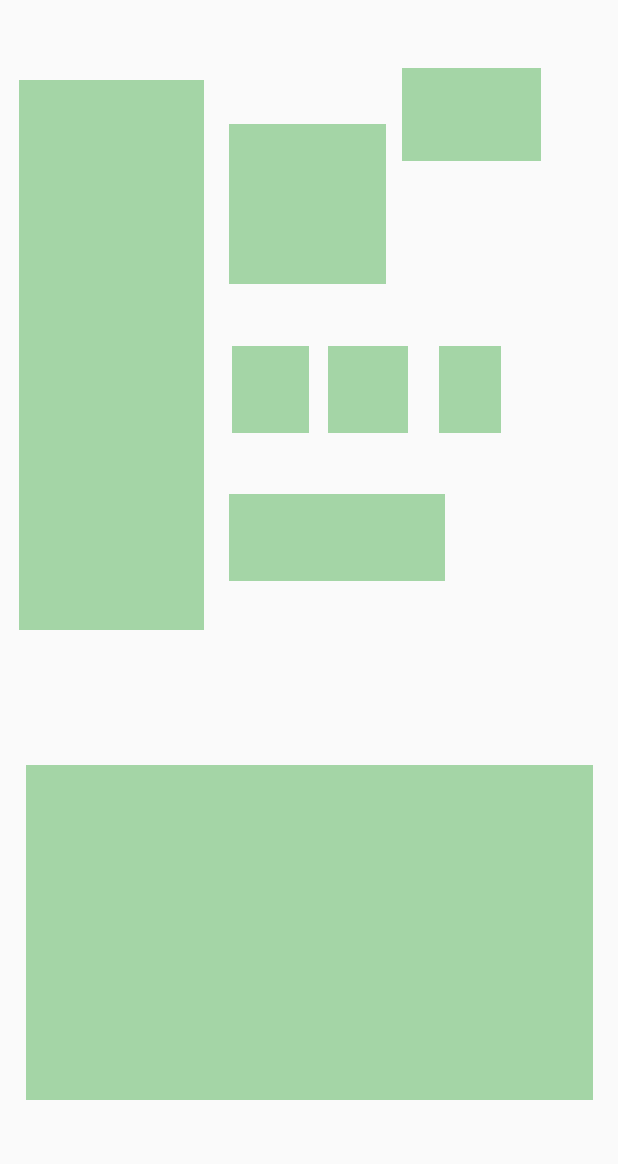
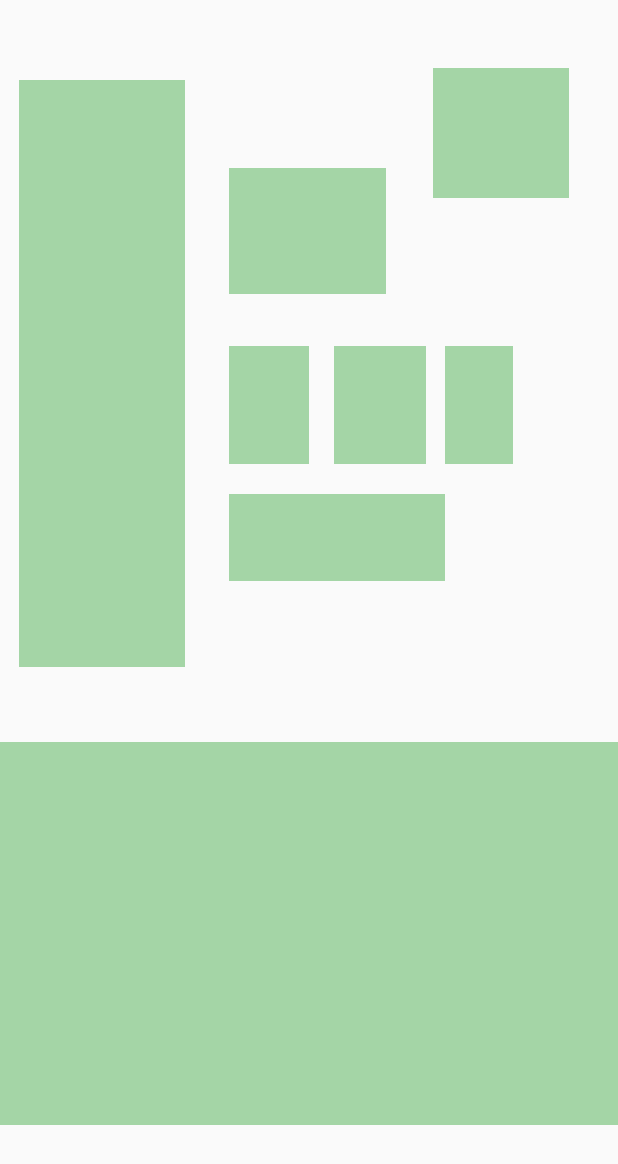
Before and after one commit to jikars/ControlUserGca, an Android app: the layout gosht_citizenship_card_back.xml on its own in the app's theme, with its tools: preview values and no code run, on a phone screen of 412 x 824 dp. Shown: the top 1164 px of the screen. Run offline under Robolectric (Android 15) with nearby library versions, the phone set to English and light mode, and no system bars.

Commit message:
cmambios para la presicion cedula

```diff
--- a/documentcapturepicture/build.gradle
+++ b/documentcapturepicture/build.gradle
@@ -48,6 +48,7 @@ dependencies {
     implementation "org.jetbrains.kotlin:kotlin-reflect:1.3.31"
     implementation 'me.dm7.barcodescanner:zbar:1.9.13'
     implementation 'com.google.zxing:core:3.2.0'
+    implementation 'com.google.android.gms:play-services-vision:11.8.0'
     implementation('com.microblink:pdf417.mobi:7.2.0@aar') {
         transitive = true
     }
--- a/documentcapturepicture/src/main/AndroidManifest.xml
+++ b/documentcapturepicture/src/main/AndroidManifest.xml
@@ -4,6 +4,7 @@
     <uses-permission android:name="android.permission.CAMERA" />
     <uses-feature android:name="android.hardware.camera" />
     <uses-feature android:name="android.hardware.camera.autofocus" />
+    <uses-feature android:name="android.hardware.camera.flash" />
 
     <application>
         <activity android:name=".activities.ScannerActivity"   android:screenOrientation="landscape" />
--- a/documentcapturepicture/src/main/res/layout/gosht_citizenship_card_back.xml
+++ b/documentcapturepicture/src/main/res/layout/gosht_citizenship_card_back.xml
@@ -16,7 +16,7 @@
             android:layout_height="wrap_content"
             android:id="@+id/guideLineVerticalLineFingerPrintRight"
             android:orientation="vertical"
-            app:layout_constraintGuide_percent="0.33"/>
+            app:layout_constraintGuide_percent="0.30"/>
 
     <android.support.constraint.Guideline
             android:layout_width="wrap_content"
@@ -30,7 +30,7 @@
             android:layout_height="wrap_content"
             android:id="@+id/guideLineVerticalLineFingerPrintBottom"
             android:orientation="horizontal"
-            app:layout_constraintGuide_percent="0.51"/>
+            app:layout_constraintGuide_percent="0.54"/>
 
     <gcatech.net.documentcapturepicture.customviews.MappingRectangleCustomView
         android:layout_height="0dp"
@@ -63,14 +63,14 @@
             android:layout_height="wrap_content"
             android:id="@+id/guideLineVerticalLineBirthPlaceTop"
             android:orientation="horizontal"
-            app:layout_constraintGuide_percent="0.10"/>
+            app:layout_constraintGuide_percent="0.136"/>
 
     <android.support.constraint.Guideline
             android:layout_width="wrap_content"
             android:layout_height="wrap_content"
             android:id="@+id/guideLineVerticalLineBirthPlaceBottom"
             android:orientation="horizontal"
-            app:layout_constraintGuide_percent="0.23"/>
+            app:layout_constraintGuide_percent="0.238"/>
 
 
     <gcatech.net.documentcapturepicture.customviews.MappingRectangleCustomView
@@ -90,14 +90,14 @@
             android:layout_height="wrap_content"
             android:id="@+id/guideLineVerticalLineBirthDateLeft"
             android:orientation="vertical"
-            app:layout_constraintGuide_percent="0.65"/>
+            app:layout_constraintGuide_percent="0.7"/>
 
     <android.support.constraint.Guideline
             android:layout_width="wrap_content"
             android:layout_height="wrap_content"
             android:id="@+id/guideLineVerticalLineBirthDateRight"
             android:orientation="vertical"
-            app:layout_constraintGuide_percent="0.875"/>
+            app:layout_constraintGuide_percent="0.92"/>
 
     <android.support.constraint.Guideline
             android:layout_width="wrap_content"
@@ -111,7 +111,7 @@
             android:layout_height="wrap_content"
             android:id="@+id/guideLineVerticalLineBirthDateBottom"
             android:orientation="horizontal"
-            app:layout_constraintGuide_percent="0.13"/>
+            app:layout_constraintGuide_percent="0.16"/>
 
 
     <gcatech.net.documentcapturepicture.customviews.MappingRectangleCustomView
@@ -131,7 +131,7 @@
             android:layout_height="wrap_content"
             android:id="@+id/guideLineVerticalLineStatureLeft"
             android:orientation="vertical"
-            app:layout_constraintGuide_percent="0.375"/>
+            app:layout_constraintGuide_percent="0.37"/>
 
     <android.support.constraint.Guideline
             android:layout_width="wrap_content"
@@ -152,7 +152,7 @@
             android:layout_height="wrap_content"
             android:id="@+id/guideLineVerticalLineStatureBottom"
             android:orientation="horizontal"
-            app:layout_constraintGuide_percent="0.35"/>
+            app:layout_constraintGuide_percent="0.375"/>
 
 
 
@@ -173,14 +173,14 @@
             android:layout_height="wrap_content"
             android:id="@+id/guideLineVerticalLineRhLeft"
             android:orientation="vertical"
-            app:layout_constraintGuide_percent="0.53"/>
+            app:layout_constraintGuide_percent="0.54"/>
 
     <android.support.constraint.Guideline
             android:layout_width="wrap_content"
             android:layout_height="wrap_content"
             android:id="@+id/guideLineVerticalLineRhRight"
             android:orientation="vertical"
-            app:layout_constraintGuide_percent="0.66"/>
+            app:layout_constraintGuide_percent="0.69"/>
 
     <gcatech.net.documentcapturepicture.customviews.MappingRectangleCustomView
             android:layout_height="0dp"
@@ -199,14 +199,14 @@
             android:layout_height="wrap_content"
             android:id="@+id/guideLineVerticalLineGenderLeft"
             android:orientation="vertical"
-            app:layout_constraintGuide_percent="0.71"/>
+            app:layout_constraintGuide_percent="0.72"/>
 
     <android.support.constraint.Guideline
             android:layout_width="wrap_content"
             android:layout_height="wrap_content"
             android:id="@+id/guideLineVerticalLineGenderRight"
             android:orientation="vertical"
-            app:layout_constraintGuide_percent="0.81"/>
+            app:layout_constraintGuide_percent="0.83"/>
 
     <gcatech.net.documentcapturepicture.customviews.MappingRectangleCustomView
             android:layout_height="0dp"
@@ -265,28 +265,28 @@
             android:layout_height="wrap_content"
             android:id="@+id/guideLineVerticalLineCodeBarPlaceLeft"
             android:orientation="vertical"
-            app:layout_constraintGuide_percent="0.042"/>
+            app:layout_constraintGuide_percent="0"/>
 
     <android.support.constraint.Guideline
             android:layout_width="wrap_content"
             android:layout_height="wrap_content"
             android:id="@+id/guideLineVerticalLineCodeBarRight"
             android:orientation="vertical"
-            app:layout_constraintGuide_percent="0.96"/>
+            app:layout_constraintGuide_percent="1"/>
 
     <android.support.constraint.Guideline
             android:layout_width="wrap_content"
             android:layout_height="wrap_content"
             android:id="@+id/guideLineVerticalLineCodeBarTop"
             android:orientation="horizontal"
-            app:layout_constraintGuide_percent="0.619"/>
+            app:layout_constraintGuide_percent="0.6"/>
 
     <android.support.constraint.Guideline
             android:layout_width="wrap_content"
             android:layout_height="wrap_content"
             android:id="@+id/guideLineVerticalLineCodeBarBottom"
             android:orientation="horizontal"
-            app:layout_constraintGuide_percent="0.89"/>
+            app:layout_constraintGuide_percent="0.91"/>
 
     <gcatech.net.documentcapturepicture.customviews.MappingRectangleCustomView
             android:layout_height="0dp"
--- a/documentcapturepicture/src/main/res/layout/gosht_citizenship_card_front.xml
+++ b/documentcapturepicture/src/main/res/layout/gosht_citizenship_card_front.xml
@@ -1,6 +1,6 @@
 <?xml version="1.0" encoding="utf-8"?>
 <android.support.constraint.ConstraintLayout xmlns:android="http://schemas.android.com/apk/res/android"
-                                             xmlns:tools="http://schemas.android.com/tools" android:layout_width="match_parent"
+                                             android:layout_width="match_parent"
                                              android:layout_height="match_parent"
                                              xmlns:app="http://schemas.android.com/apk/res-auto">
     <android.support.constraint.Guideline
--- a/gradle.properties
+++ b/gradle.properties
@@ -12,4 +12,3 @@ org.gradle.jvmargs=-Xmx1536m
 # http://www.gradle.org/docs/current/userguide/multi_project_builds.html#sec:decoupled_projects
 # org.gradle.parallel=true
 # Kotlin code style for this project: "official" or "obsolete":
-kotlin.code.style=official
```
Also changed, not shown: documentcapturepicture/src/main/java/gcatech/net/documentcapturepicture/customviews/MappingRectangleCustomView.kt (+12 -8 lines), documentcapturepicture/src/main/java/gcatech/net/documentcapturepicture/scanners/codeBar/CodeBarGoogleServices.kt (added, +22 -0 lines), documentcapturepicture/src/main/java/gcatech/net/documentcapturepicture/scanners/codeBar/CodeBarZBar.kt (+78 -2 lines), documentcapturepicture/src/main/java/gcatech/net/documentcapturepicture/scanners/codeBar/CodeBarZxing.kt (+3 -7 lines), documentcapturepicture/src/main/res/drawable/picture_back_cc.jpg (added), documentcapturepicture/src/main/res/drawable/qrdetect.png (added), 1 other file.
